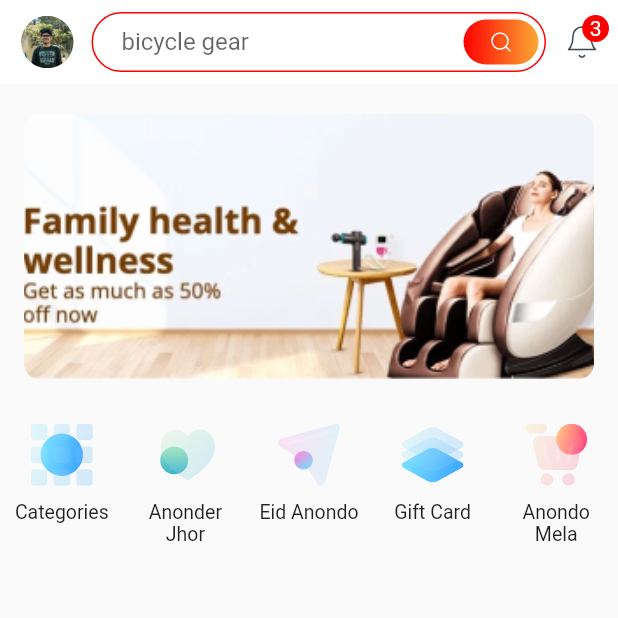
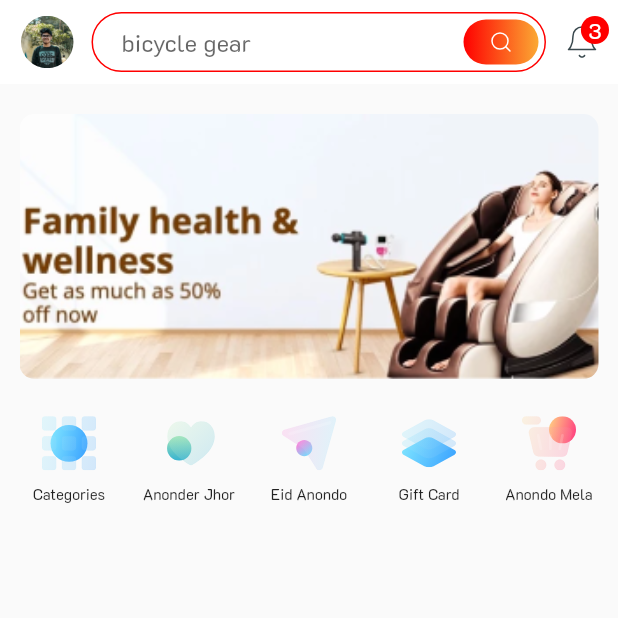
Before and after one commit to riad-safowan/Flutter-UI2, a Flutter app: the screen it shows after launch, on a phone screen of 412 x 824 dp, the top half of it. Run offline on Flutter 3.47's test engine with Material 2 defaults, Android fonts, the phone set to English and light mode, and no system bars; drawn by our look-alikes of badges, carousel_slider; our stand-ins replace device_preview, flutter_svg.

Commit message:
Fonts Added

```diff
--- a/lib/main.dart
+++ b/lib/main.dart
@@ -15,6 +15,10 @@ void main() {
 class MyApp extends StatelessWidget {
   @override
   Widget build(BuildContext context) {
-    return MaterialApp(useInheritedMediaQuery:true, debugShowCheckedModeBanner: false, home: HomeScreen());
+    return MaterialApp(
+      theme: ThemeData(fontFamily: 'K2D'),
+        useInheritedMediaQuery: true,
+        debugShowCheckedModeBanner: false,
+        home: HomeScreen());
   }
 }
--- a/lib/screens/home/HomeScreen.dart
+++ b/lib/screens/home/HomeScreen.dart
@@ -1,9 +1,6 @@
-import 'dart:math';
-
 import 'package:flutter/material.dart';
 import 'package:flutter_svg/flutter_svg.dart';
 import 'package:badges/badges.dart';
-import 'package:carousel_slider/carousel_slider.dart';
 import 'package:ui_design/screens/home/models/MenuOption.dart';
 import 'dart:developer' as dev;
 
@@ -64,9 +61,12 @@ class _HomeScreenState extends State<HomeScreen> {
               onClicked: (url) {
                 dev.log('banner image clicked: $url');
               }),
-          HomeMenuOptions(
+          Padding(
+            padding: const EdgeInsets.only(left: 6, right: 6, top: 25),
+            child: HomeMenuOptions(
               menuItems: [
-              MenuOption("assets/app_icons/glass_categories.svg", "Categories"),
+                MenuOption(
+                    "assets/app_icons/glass_categories.svg", "Categories"),
                 MenuOption("assets/app_icons/glass_love.svg", "Anonder Jhor"),
                 MenuOption("assets/app_icons/glass_plane.svg", "Eid Anondo"),
                 MenuOption("assets/app_icons/glass_cards.svg", "Gift Card"),
@@ -75,7 +75,8 @@ class _HomeScreenState extends State<HomeScreen> {
               onClicked: (name) {
                 dev.log('menu option clicked: $name');
               },
-          )
+            ),
+          ),
         ],
       ),
     );
--- a/lib/screens/home/widgets/Widgets.dart
+++ b/lib/screens/home/widgets/Widgets.dart
@@ -96,11 +96,12 @@ class HomeMenuOptions extends StatelessWidget {
 
   @override
   Widget build(BuildContext context) {
-    double sWidth = MediaQuery.of(context).size.width;
-    return Container(
-      margin: EdgeInsets.only(top: 30),
-      child: Row(
+    return LayoutBuilder(
+      builder: (context, constraints) {
+        double sWidth = constraints.maxWidth;
+        return Row(
           crossAxisAlignment: CrossAxisAlignment.start,
+          mainAxisAlignment: MainAxisAlignment.spaceBetween,
           children: menuItems.map((item) {
             return Builder(
               builder: (BuildContext context) {
@@ -109,11 +110,8 @@ class HomeMenuOptions extends StatelessWidget {
                   onTap: () {
                     if (onClicked != null) onClicked!(item.name);
                   },
-                child: Container(
+                  child: SizedBox(
                     width: sWidth / menuItems.length,
-                  child: Padding(
-                    padding: EdgeInsets.symmetric(
-                        horizontal: sWidth * .05 / menuItems.length),
                     child: Column(
                       children: [
                         Container(
@@ -121,8 +119,8 @@ class HomeMenuOptions extends StatelessWidget {
                               const BoxConstraints(maxWidth: 50, maxHeight: 50),
                           child: SvgPicture.asset(
                             item.imageUrl,
-                            width: sWidth * .5 / menuItems.length,
-                            height: sWidth * .5 / menuItems.length,
+                            width: sWidth * .45 / menuItems.length,
+                            height: sWidth * .45 / menuItems.length,
                           ),
                         ),
                         const SizedBox(
@@ -131,17 +129,17 @@ class HomeMenuOptions extends StatelessWidget {
                         Text(
                           item.name,
                           textAlign: TextAlign.center,
-                          style: const TextStyle(fontSize: 13),
+                          style: const TextStyle(fontSize: 10),
                         )
                       ],
-                    ),
                     ),
                   ),
                 );
               },
             );
           }).toList(),
-      ),
+        );
+      },
     );
   }
 }
@@ -172,7 +170,7 @@ class HomeBanner extends StatelessWidget {
                     width: double.infinity,
                     height: double.infinity,
                     child: Padding(
-                      padding: const EdgeInsets.symmetric(horizontal: 16),
+                      padding: const EdgeInsets.symmetric(horizontal: 13),
                       child: ClipRRect(
                         borderRadius: BorderRadius.circular(10),
                         child: Image.asset(
```
Also changed, not shown: pubspec.yaml (+13 -0 lines), fonts/K2D-Bold.ttf (added), fonts/K2D-ExtraLight.ttf (added), fonts/K2D-ExtraLightItalic.ttf (added), fonts/K2D-Regular.ttf (added). Lines whose indentation alone changed are shown as unchanged.
